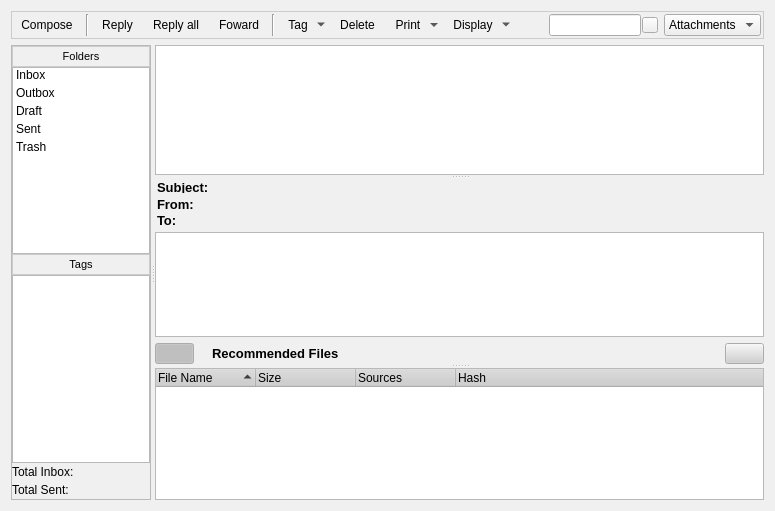
Qt form retroshare-gui/src/gui/MessagesDialog.ui (RetroShare/RetroShare) before a commit.
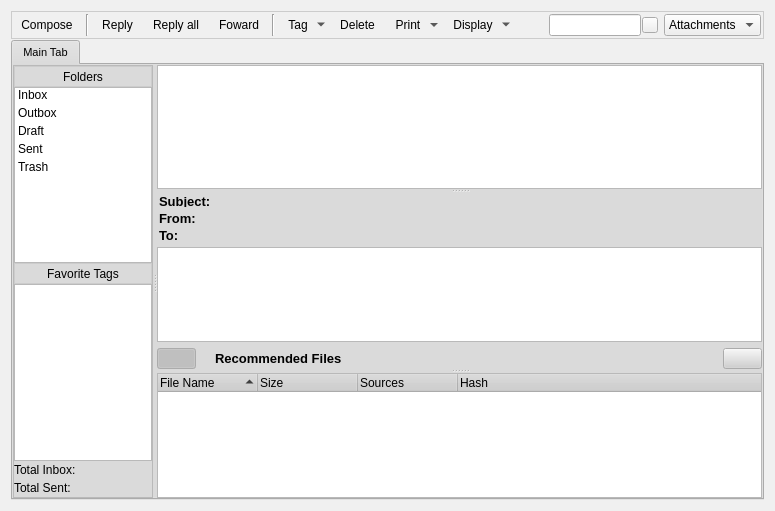
The same form after that commit. Icons and pictures are not drawn.

The edit to the form file:
```diff
--- a/retroshare-gui/src/gui/MessagesDialog.ui
+++ b/retroshare-gui/src/gui/MessagesDialog.ui
@@ -505,7 +505,10 @@
   <property name="contextMenuPolicy">
    <enum>Qt::DefaultContextMenu</enum>
   </property>
-  <layout class="QGridLayout" name="gridLayout_4">
+  <layout class="QGridLayout" name="gridLayout_5">
+   <property name="verticalSpacing">
+    <number>1</number>
+   </property>
    <item row="0" column="0">
     <widget class="QFrame" name="frame">
      <property name="sizePolicy">
@@ -981,6 +984,22 @@
     </widget>
    </item>
    <item row="1" column="0">
+    <widget class="QTabWidget" name="tabWidget">
+     <property name="currentIndex">
+      <number>0</number>
+     </property>
+     <widget class="QWidget" name="tab">
+      <attribute name="title">
+       <string>Main Tab</string>
+      </attribute>
+      <layout class="QGridLayout" name="gridLayout_4">
+       <property name="margin">
+        <number>0</number>
+       </property>
+       <property name="spacing">
+        <number>0</number>
+       </property>
+       <item row="0" column="0">
     <widget class="QSplitter" name="splitter">
      <property name="orientation">
       <enum>Qt::Horizontal</enum>
@@ -1199,7 +1218,7 @@
 border: 1px solid #CCCCCC;}</string>
          </property>
          <property name="text">
-          <string>Tags</string>
+              <string>Favorite Tags</string>
          </property>
          <property name="icon">
           <iconset resource="images.qrc">
@@ -1662,6 +1681,10 @@
         </property>
        </column>
       </widget>
+         </widget>
+        </widget>
+       </item>
+      </layout>
      </widget>
     </widget>
    </item>
```
Lines whose indentation alone changed are shown as unchanged.
